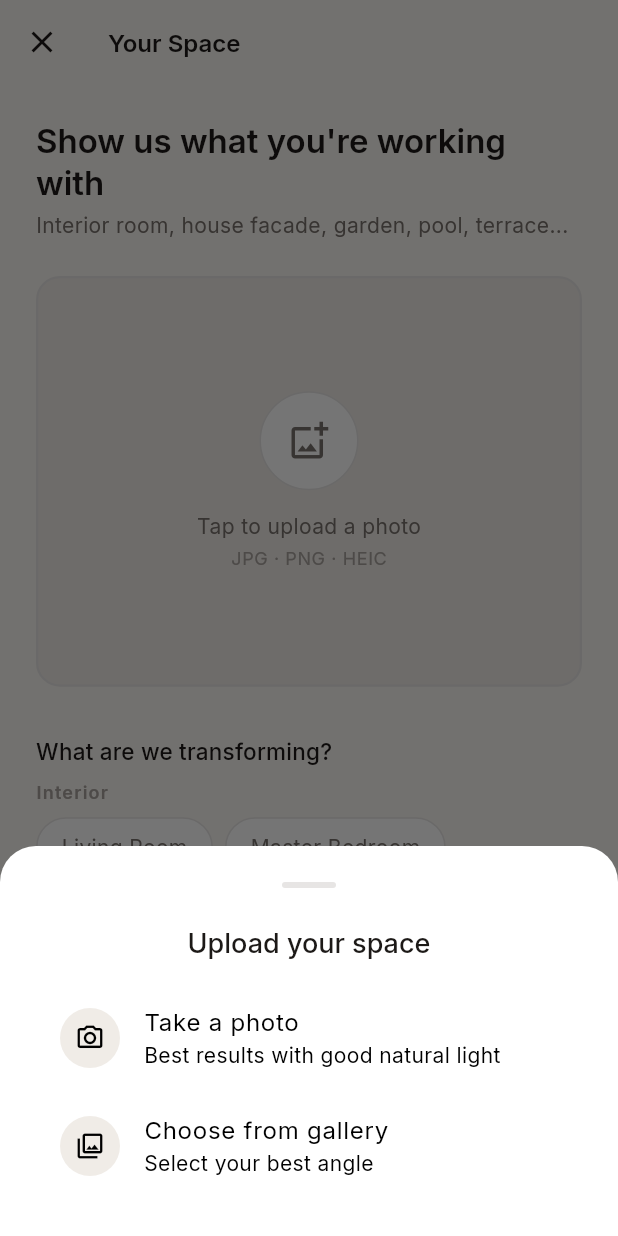
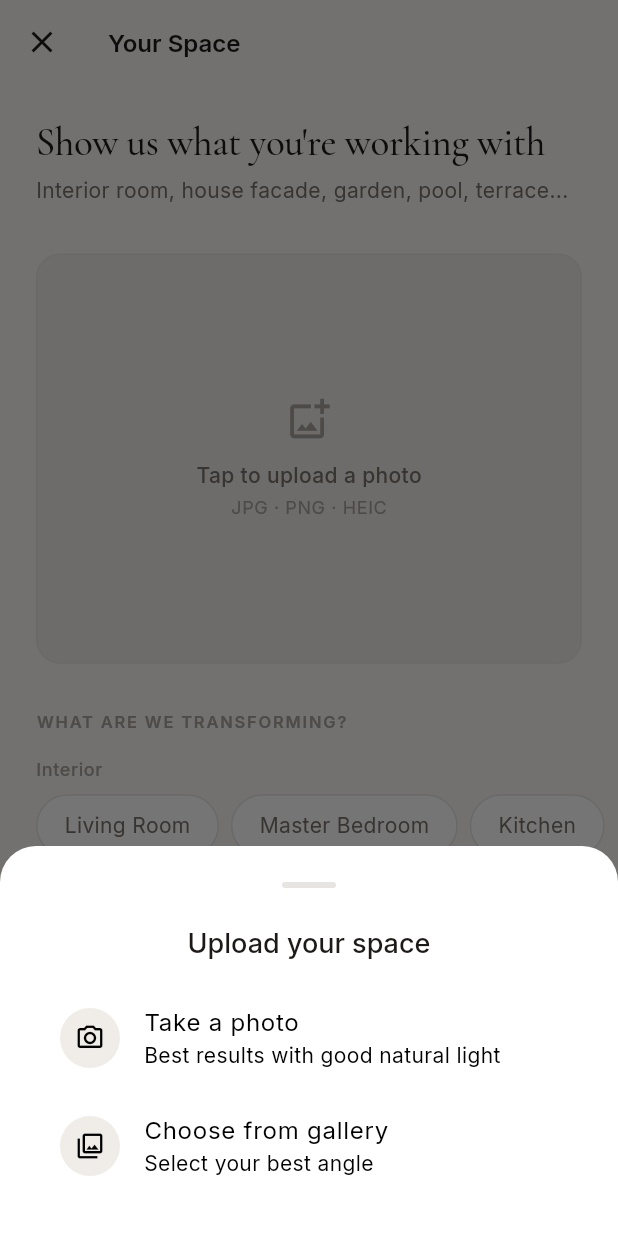
Before and after one commit to muysinglim-sanofi/AIHomeArchitect, a Flutter app: the UploadScreen screen opened by its route, after a tap on "Tap to upload a photo", on a phone screen of 412 x 824 dp. Run offline on Flutter 3.47's test engine with Material 3 defaults, Android fonts, the phone set to English and light mode, and no system bars; our stand-ins replace cached_network_image, dio, flutter_dotenv, flutter_riverpod, go_router, google_fonts and 4 more; accounts and stored records are empty; network calls fail.

Commit message:
WAVE 4.3 — New Design Session V2

```diff
--- a/lib/features/upload/upload_screen.dart
+++ b/lib/features/upload/upload_screen.dart
@@ -5,9 +5,23 @@ import 'package:image_picker/image_picker.dart';
 import '../../core/constants/app_colors.dart';
 import '../../core/constants/app_spacing.dart';
 import '../../core/l10n/app_localizations.dart';
-import '../../core/layout/adaptive_layout.dart';
+import '../../core/theme/app_theme.dart';
 import '../../shared/widgets/app_button.dart';
+import '../../shared/widgets/app_pill.dart';
 import '../../shared/widgets/atmosphere_card.dart';
+import '../../shared/widgets/sticky_action_bar.dart';
+
+// ── Wave 4.3 — New Design Session V2 ──────────────────────────────────────────
+// Premium architectural-direction flow. Consumes the Wave 4 spine
+// (AtmosphereCard V2 incl. .custom, StickyActionBar, AppPill, editorial type).
+// In scope: atmosphere V2 + custom fold, premium room-type horizontal scroller
+// (exact l10n room strings preserved — route/backend contract), calmer
+// dropzone, sticky CTA with a clear premium disabled state, editorial
+// hierarchy. NOT included (deferred to a future routing+chat wave, by
+// decision): AI-Decide, Surprise-Me, free-text description — they cannot be
+// wired honestly without route/chat_screen/backend changes. No backend /
+// routing / session / generation changes; picker, validation, route contract
+// and session creation preserved verbatim.
 
 class UploadScreen extends StatefulWidget {
   const UploadScreen({super.key});
@@ -16,7 +30,8 @@ class UploadScreen extends StatefulWidget {
   State<UploadScreen> createState() => _UploadScreenState();
 }
 
-class _UploadScreenState extends State<UploadScreen> with SingleTickerProviderStateMixin {
+class _UploadScreenState extends State<UploadScreen>
+    with SingleTickerProviderStateMixin {
   File? _image;
   String? _selectedRoom;
   String? _selectedStyle;
@@ -28,7 +43,8 @@ class _UploadScreenState extends State<UploadScreen> with SingleTickerProviderSt
   @override
   void initState() {
     super.initState();
-    _entryController = AnimationController(vsync: this, duration: const Duration(milliseconds: 600))
+    _entryController = AnimationController(
+        vsync: this, duration: const Duration(milliseconds: 600))
       ..forward();
     _fadeAnim = CurvedAnimation(parent: _entryController, curve: Curves.easeOut);
   }
@@ -39,6 +55,7 @@ class _UploadScreenState extends State<UploadScreen> with SingleTickerProviderSt
     super.dispose();
   }
 
+  // ── Picker (preserved verbatim — non-regression) ──────────────────────────
   Future<void> _pickImage(ImageSource source) async {
     final picked = await _picker.pickImage(source: source, imageQuality: 85);
     if (picked != null) setState(() => _image = File(picked.path));
@@ -61,30 +78,43 @@ class _UploadScreenState extends State<UploadScreen> with SingleTickerProviderSt
               Container(
                 width: 36,
                 height: 4,
-                decoration: BoxDecoration(color: AppColors.border, borderRadius: BorderRadius.circular(2)),
+                decoration: BoxDecoration(
+                    color: AppColors.border,
+                    borderRadius: BorderRadius.circular(2)),
               ),
               const SizedBox(height: AppSpacing.lg),
-              Text(l10n.uploadYourSpace, style: Theme.of(sheetCtx).textTheme.headlineSmall),
+              Text(l10n.uploadYourSpace,
+                  style: Theme.of(sheetCtx).textTheme.headlineSmall),
               const SizedBox(height: AppSpacing.md),
               ListTile(
                 leading: Container(
                   padding: const EdgeInsets.all(10),
-                  decoration: BoxDecoration(color: AppColors.surfaceVariant, shape: BoxShape.circle),
+                  decoration: const BoxDecoration(
+                      color: AppColors.surfaceVariant,
+                      shape: BoxShape.circle),
                   child: const Icon(Icons.camera_alt_outlined, size: 20),
                 ),
                 title: Text(l10n.takePhoto),
                 subtitle: Text(l10n.takePhotoSub),
-                onTap: () { Navigator.pop(sheetCtx); _pickImage(ImageSource.camera); },
+                onTap: () {
+                  Navigator.pop(sheetCtx);
+                  _pickImage(ImageSource.camera);
+                },
               ),
               ListTile(
                 leading: Container(
                   padding: const EdgeInsets.all(10),
-                  decoration: BoxDecoration(color: AppColors.surfaceVariant, shape: BoxShape.circle),
+                  decoration: const BoxDecoration(
+                      color: AppColors.surfaceVariant,
+                      shape: BoxShape.circle),
                   child: const Icon(Icons.photo_library_outlined, size: 20),
                 ),
                 title: Text(l10n.chooseGallery),
                 subtitle: Text(l10n.chooseGallerySub),
-                onTap: () { Navigator.pop(sheetCtx); _pickImage(ImageSource.gallery); },
+                onTap: () {
+                  Navigator.pop(sheetCtx);
+                  _pickImage(ImageSource.gallery);
+                },
               ),
             ],
           ),
@@ -93,7 +123,22 @@ class _UploadScreenState extends State<UploadScreen> with SingleTickerProviderSt
     );
   }
 
-  bool get _canProceed => _image != null && _selectedRoom != null && _selectedStyle != null;
+  bool get _canProceed =>
+      _image != null && _selectedRoom != null && _selectedStyle != null;
+
+  // Calm, specific hint for the disabled state (premium, never a dead button).
+  String get _missingHint {
+    if (_image == null) return 'Add a photo of your space to begin';
+    if (_selectedRoom == null) return 'Choose what you\'re transforming';
+    return 'Pick an atmosphere direction';
+  }
+
+  void _start() {
+    context.pushReplacement(
+      '/chat/new?roomType=${Uri.encodeComponent(_selectedRoom!)}&style=${Uri.encodeComponent(_selectedStyle!)}',
+      extra: _image,
+    );
+  }
 
   @override
   Widget build(BuildContext context) {
@@ -102,7 +147,8 @@ class _UploadScreenState extends State<UploadScreen> with SingleTickerProviderSt
       backgroundColor: AppColors.background,
       appBar: AppBar(
         title: Text(l10n.uploadTitle),
-        leading: IconButton(icon: const Icon(Icons.close), onPressed: () => context.pop()),
+        leading: IconButton(
+            icon: const Icon(Icons.close), onPressed: () => context.pop()),
       ),
       body: FadeTransition(
         opacity: _fadeAnim,
@@ -121,26 +167,34 @@ class _UploadScreenState extends State<UploadScreen> with SingleTickerProviderSt
                   children: [
                     Text(
                       l10n.uploadSubtitle,
-                      style: Theme.of(context).textTheme.headlineMedium,
+                      style: AppTheme.displayEditorial(
+                        fontSize: 26,
+                        fontWeight: FontWeight.w500,
+                        height: 1.15,
+                        letterSpacing: -0.3,
+                      ),
                     ),
-                    const SizedBox(height: 4),
+                    const SizedBox(height: 6),
                     Text(
                       l10n.uploadHint,
-                      style: Theme.of(context).textTheme.bodyMedium,
+                      style: Theme.of(context).textTheme.bodyMedium?.copyWith(
+                            color: AppColors.textSecondary,
+                            height: 1.5,
+                          ),
                     ),
-                    const SizedBox(height: AppSpacing.lg),
+                    const SizedBox(height: AppSpacing.xl),
                     _UploadZone(image: _image, onTap: _showImagePicker),
                     const SizedBox(height: AppSpacing.xl),
-                    _SectionLabel(label: l10n.roomTypeLabel),
-                    const SizedBox(height: AppSpacing.sm),
-                    _GroupedRoomSelector(
+                    _Eyebrow(label: l10n.roomTypeLabel),
+                    const SizedBox(height: AppSpacing.md),
+                    _RoomScroller(
                       selected: _selectedRoom,
                       onSelected: (v) => setState(() => _selectedRoom = v),
                     ),
                     const SizedBox(height: AppSpacing.xl),
-                    _SectionLabel(label: l10n.styleLabel),
-                    const SizedBox(height: AppSpacing.sm),
-                    _StyleGrid(
+                    _Eyebrow(label: l10n.styleLabel),
+                    const SizedBox(height: AppSpacing.md),
+                    _AtmosphereScroller(
                       selected: _selectedStyle,
                       onSelected: (v) => setState(() => _selectedStyle = v),
                     ),
@@ -149,30 +203,20 @@ class _UploadScreenState extends State<UploadScreen> with SingleTickerProviderSt
                 ),
               ),
             ),
-            Container(
-              padding: EdgeInsets.fromLTRB(
-                AppSpacing.pagePadding,
-                AppSpacing.md,
-                AppSpacing.pagePadding,
-                AppSpacing.md + MediaQuery.of(context).padding.bottom,
+            StickyActionBar(
+              primary: AppButton(
+                label: l10n.startDesign,
+                onPressed: _canProceed ? _start : null,
               ),
-              decoration: const BoxDecoration(
-                color: AppColors.background,
-                border: Border(top: BorderSide(color: AppColors.borderLight)),
-              ),
-              child: AnimatedOpacity(
-                opacity: _canProceed ? 1.0 : 0.45,
-                duration: const Duration(milliseconds: 300),
-                child: AppButton(
-                  label: l10n.startDesign,
-                  onPressed: _canProceed
-                      ? () => context.pushReplacement(
-                            '/chat/new?roomType=${Uri.encodeComponent(_selectedRoom!)}&style=${Uri.encodeComponent(_selectedStyle!)}',
-                            extra: _image,
-                          )
-                      : null,
-                ),
-              ),
+              secondary: _canProceed
+                  ? null
+                  : Text(
+                      _missingHint,
+                      textAlign: TextAlign.center,
+                      style: Theme.of(context).textTheme.bodySmall?.copyWith(
+                            color: AppColors.textTertiary,
+                          ),
+                    ),
             ),
           ],
         ),
@@ -181,15 +225,26 @@ class _UploadScreenState extends State<UploadScreen> with SingleTickerProviderSt
   }
 }
 
-class _SectionLabel extends StatelessWidget {
+// Quiet editorial section label (calmer than a titleMedium heading).
+class _Eyebrow extends StatelessWidget {
   final String label;
-  const _SectionLabel({required this.label});
+  const _Eyebrow({required this.label});
 
   @override
   Widget build(BuildContext context) {
-    return Text(label, style: Theme.of(context).textTheme.titleMedium);
+    return Text(
+      label.toUpperCase(),
+      style: Theme.of(context).textTheme.bodySmall?.copyWith(
+            fontWeight: FontWeight.w600,
+            letterSpacing: 1.2,
+            fontSize: 11,
+            color: AppColors.textTertiary,
+          ),
+    );
   }
 }
+
+// ── Upload zone — calmer premium empty/filled state ───────────────────────────
 
 class _UploadZone extends StatelessWidget {
   final File? image;
@@ -205,10 +260,10 @@ class _UploadZone extends StatelessWidget {
         curve: Curves.easeInOut,
         decoration: BoxDecoration(
           color: image == null ? AppColors.surfaceVariant : AppColors.surface,
-          borderRadius: BorderRadius.circular(AppSpacing.cardRadius),
+          borderRadius: BorderRadius.circular(AppSpacing.radiusCard),
           border: Border.all(
             color: image != null ? AppColors.accent : AppColors.border,
-            width: image != null ? 2 : 1.5,
+            width: image != null ? 1.5 : 1,
           ),
         ),
         clipBehavior: Clip.antiAlias,
@@ -218,21 +273,22 @@ class _UploadZone extends StatelessWidget {
               ? Column(
                   mainAxisAlignment: MainAxisAlignment.center,
                   children: [
-                    Container(
-                      padding: const EdgeInsets.all(18),
-                      decoration: BoxDecoration(
-                        color: AppColors.surface,
-                        shape: BoxShape.circle,
-                        border: Border.all(color: AppColors.border),
-                      ),
-                      child: const Icon(Icons.add_photo_alternate_outlined, size: 28, color: AppColors.textSecondary),
+                    const Icon(Icons.add_photo_alternate_outlined,
+                        size: 30, color: AppColors.textTertiary),
+                    const SizedBox(height: 12),
+                    Text(
+                      context.l10n.uploadPrompt,
+                      style: Theme.of(context).textTheme.bodyMedium?.copyWith(
+                            color: AppColors.textSecondary,
+                            fontWeight: FontWeight.w500,
+                          ),
                     ),
-                    const SizedBox(height: 14),
-                    Text(context.l10n.uploadPrompt, style: Theme.of(context).textTheme.bodyMedium),
                     const SizedBox(height: 4),
                     Text(
                       'JPG · PNG · HEIC',
-                      style: Theme.of(context).textTheme.bodySmall,
+                      style: Theme.of(context).textTheme.bodySmall?.copyWith(
+                            color: AppColors.textTertiary,
+                          ),
                     ),
                   ],
                 )
@@ -243,16 +299,11 @@ class _UploadZone extends StatelessWidget {
                     Positioned(
                       top: 12,
                       right: 12,
-                      child: GestureDetector(
+                      child: AppPill(
+                        text: 'Replace',
+                        icon: Icons.edit_outlined,
+                        dark: true,
                         onTap: onTap,
-                        child: Container(
-                          padding: const EdgeInsets.all(8),
-                          decoration: const BoxDecoration(
-                            color: AppColors.surface,
-                            shape: BoxShape.circle,
-                          ),
-                          child: const Icon(Icons.edit_outlined, size: 16, color: AppColors.textPrimary),
-                        ),
                       ),
                     ),
                   ],
@@ -263,10 +314,12 @@ class _UploadZone extends StatelessWidget {
   }
 }
 
-class _GroupedRoomSelector extends StatelessWidget {
+// ── Room-type — premium horizontal scroller (exact l10n strings kept) ─────────
+
+class _RoomScroller extends StatelessWidget {
   final String? selected;
   final ValueChanged<String> onSelected;
-  const _GroupedRoomSelector({this.selected, required this.onSelected});
+  const _RoomScroller({this.selected, required this.onSelected});
 
   @override
   Widget build(BuildContext context) {
@@ -274,86 +327,85 @@ class _GroupedRoomSelector extends StatelessWidget {
     return Column(
       crossAxisAlignment: CrossAxisAlignment.start,
       children: [
-        Text(
-          l10n.interiorSection,
-          style: Theme.of(context).textTheme.bodySmall?.copyWith(
-                fontWeight: FontWeight.w600,
-                letterSpacing: 0.8,
-                color: AppColors.textTertiary,
-              ),
+        _RoomGroupLabel(label: l10n.interiorSection),
+        const SizedBox(height: 8),
+        _RoomRow(
+          rooms: l10n.interiorRooms,
+          selected: selected,
+          onSelected: onSelected,
         ),
+        const SizedBox(height: 16),
+        _RoomGroupLabel(label: l10n.exteriorSection),
         const SizedBox(height: 8),
-        Wrap(
-          spacing: 8,
-          runSpacing: 8,
-          children: l10n.interiorRooms
-              .map((r) => _Chip(label: r, selected: selected == r, onTap: () => onSelected(r)))
-              .toList(),
-        ),
-        const SizedBox(height: 14),
-        Text(
-          l10n.exteriorSection,
-          style: Theme.of(context).textTheme.bodySmall?.copyWith(
-                fontWeight: FontWeight.w600,
-                letterSpacing: 0.8,
-                color: AppColors.textTertiary,
-              ),
-        ),
-        const SizedBox(height: 8),
-        Wrap(
-          spacing: 8,
-          runSpacing: 8,
-          children: l10n.exteriorRooms
-              .map((r) => _Chip(label: r, selected: selected == r, onTap: () => onSelected(r)))
-              .toList(),
+        _RoomRow(
+          rooms: l10n.exteriorRooms,
+          selected: selected,
+          onSelected: onSelected,
         ),
       ],
     );
   }
 }
 
-class _StyleGrid extends StatelessWidget {
-  final String? selected;
-  final ValueChanged<String> onSelected;
-  const _StyleGrid({this.selected, required this.onSelected});
-
-  static const _customLabel = 'Describe Your Dream Space';
+class _RoomGroupLabel extends StatelessWidget {
+  final String label;
+  const _RoomGroupLabel({required this.label});
 
   @override
   Widget build(BuildContext context) {
-    final atmospheres = AppLocalizations.atmospheres;
-    return GridView.builder(
-      shrinkWrap: true,
-      physics: const NeverScrollableScrollPhysics(),
-      gridDelegate: const SliverGridDelegateWithFixedCrossAxisCount(
-        crossAxisCount: 2,
-        crossAxisSpacing: 10,
-        mainAxisSpacing: 10,
-        childAspectRatio: AppAdaptive.uploadAtmosphereAspectRatio,
-      ),
-      itemCount: atmospheres.length + 1,
-      itemBuilder: (context, index) {
-        if (index < atmospheres.length) {
-          final a = atmospheres[index];
-          return AtmosphereCard(
-            atmosphere: a,
-            selected: selected == a.name,
-            onTap: () => onSelected(a.name),
-          );
-        }
-        return _CustomAtmosphereCard(
-          selected: selected == _customLabel,
-          onTap: () => onSelected(_customLabel),
-        );
-      },
+    return Text(
+      label,
+      style: Theme.of(context).textTheme.bodySmall?.copyWith(
+            fontWeight: FontWeight.w500,
+            color: AppColors.textTertiary,
+          ),
     );
   }
 }
 
-class _CustomAtmosphereCard extends StatelessWidget {
+class _RoomRow extends StatelessWidget {
+  final List<String> rooms;
+  final String? selected;
+  final ValueChanged<String> onSelected;
+  const _RoomRow({
+    required this.rooms,
+    required this.selected,
+    required this.onSelected,
+  });
+
+  @override
+  Widget build(BuildContext context) {
+    return SizedBox(
+      height: 42,
+      child: ListView.separated(
+        scrollDirection: Axis.horizontal,
+        clipBehavior: Clip.none,
+        itemCount: rooms.length,
+        separatorBuilder: (_, _) => const SizedBox(width: 8),
+        itemBuilder: (context, i) {
+          final r = rooms[i];
+          return _RoomChip(
+            label: r,
+            selected: selected == r,
+            onTap: () => onSelected(r),
+          );
+        },
+      ),
+    );
+  }
+}
+
+// Selectable room chip — a *control* (selected = filled). Intentionally NOT
+// AppPill (which is a label/badge with no selectable state).
+class _RoomChip extends StatelessWidget {
+  final String label;
   final bool selected;
   final VoidCallback onTap;
-  const _CustomAtmosphereCard({required this.selected, required this.onTap});
+  const _RoomChip({
+    required this.label,
+    required this.selected,
+    required this.onTap,
+  });
 
   @override
   Widget build(BuildContext context) {
@@ -361,70 +413,11 @@ class _CustomAtmosphereCard extends StatelessWidget {
       onTap: onTap,
       child: AnimatedContainer(
         duration: const Duration(milliseconds: 200),
-        decoration: BoxDecoration(
-          color: selected ? AppColors.textPrimary : AppColors.surfaceVariant,
-          borderRadius: BorderRadius.circular(AppSpacing.cardRadius),
-          border: Border.all(
-            color: selected ? AppColors.textPrimary : AppColors.border,
-            width: selected ? 2 : 1,
-          ),
-        ),
-        child: Column(
-          mainAxisAlignment: MainAxisAlignment.center,
-          children: [
-            Icon(
-              Icons.edit_note_outlined,
-              size: 32,
-              color: selected ? AppColors.surface : AppColors.textSecondary,
-            ),
-            const SizedBox(height: 10),
-            Padding(
-              padding: const EdgeInsets.symmetric(horizontal: 12),
-              child: Text(
-                'Describe Your\nDream Space',
-                textAlign: TextAlign.center,
-                style: Theme.of(context).textTheme.bodyMedium?.copyWith(
-                      fontWeight: FontWeight.w600,
-                      color: selected ? AppColors.surface : AppColors.textPrimary,
-                    ),
-              ),
-            ),
-            const SizedBox(height: 4),
-            Padding(
-              padding: const EdgeInsets.symmetric(horizontal: 12),
-              child: Text(
-                'Tell us in your own words',
-                textAlign: TextAlign.center,
-                style: Theme.of(context).textTheme.bodySmall?.copyWith(
-                      color: selected
-                          ? AppColors.surface.withValues(alpha: 0.7)
-                          : AppColors.textTertiary,
-                    ),
-              ),
-            ),
-          ],
-        ),
-      ),
-    );
-  }
-}
-
-class _Chip extends StatelessWidget {
-  final String label;
-  final bool selected;
-  final VoidCallback onTap;
-  const _Chip({required this.label, required this.selected, required this.onTap});
-
-  @override
-  Widget build(BuildContext context) {
-    return GestureDetector(
-      onTap: onTap,
-      child: AnimatedContainer(
-        duration: const Duration(milliseconds: 200),
-        padding: const EdgeInsets.symmetric(horizontal: 16, vertical: 9),
+        alignment: Alignment.center,
+        padding: const EdgeInsets.symmetric(horizontal: 18),
         decoration: BoxDecoration(
           color: selected ? AppColors.textPrimary : AppColors.surface,
-          borderRadius: BorderRadius.circular(AppSpacing.chipRadius),
+          borderRadius: BorderRadius.circular(AppSpacing.radiusPill),
           border: Border.all(
             color: selected ? AppColors.textPrimary : AppColors.border,
           ),
@@ -440,3 +433,52 @@ class _Chip extends StatelessWidget {
     );
   }
 }
+
+// ── Atmosphere — shared AtmosphereCard V2 horizontal scroller + custom fold ───
+
+class _AtmosphereScroller extends StatelessWidget {
+  final String? selected;
+  final ValueChanged<String> onSelected;
+  const _AtmosphereScroller({this.selected, required this.onSelected});
+
+  // Exact value preserved — route/backend interpret this literal (chat custom
+  // path). Do NOT change.
+  static const _customLabel = 'Describe Your Dream Space';
+
+  @override
+  Widget build(BuildContext context) {
+    final atmospheres = AppLocalizations.atmospheres;
+    return SizedBox(
+      height: 200,
+      child: ListView.separated(
+        scrollDirection: Axis.horizontal,
+        clipBehavior: Clip.none,
+        itemCount: atmospheres.length + 1,
+        separatorBuilder: (_, _) => const SizedBox(width: 10),
+        itemBuilder: (context, index) {
+          if (index < atmospheres.length) {
+            final a = atmospheres[index];
+            return SizedBox(
+              width: 150,
+              child: AtmosphereCard(
+                atmosphere: a,
+                selected: selected == a.name,
+                onTap: () => onSelected(a.name),
+              ),
+            );
+          }
+          // Custom — folded into the shared shell (AtmosphereCard.custom).
+          return SizedBox(
+            width: 150,
+            child: AtmosphereCard.custom(
+              label: _customLabel,
+              sublabel: 'Tell us in your own words',
+              selected: selected == _customLabel,
+              onTap: () => onSelected(_customLabel),
+            ),
+          );
+        },
+      ),
+    );
+  }
+}
```
